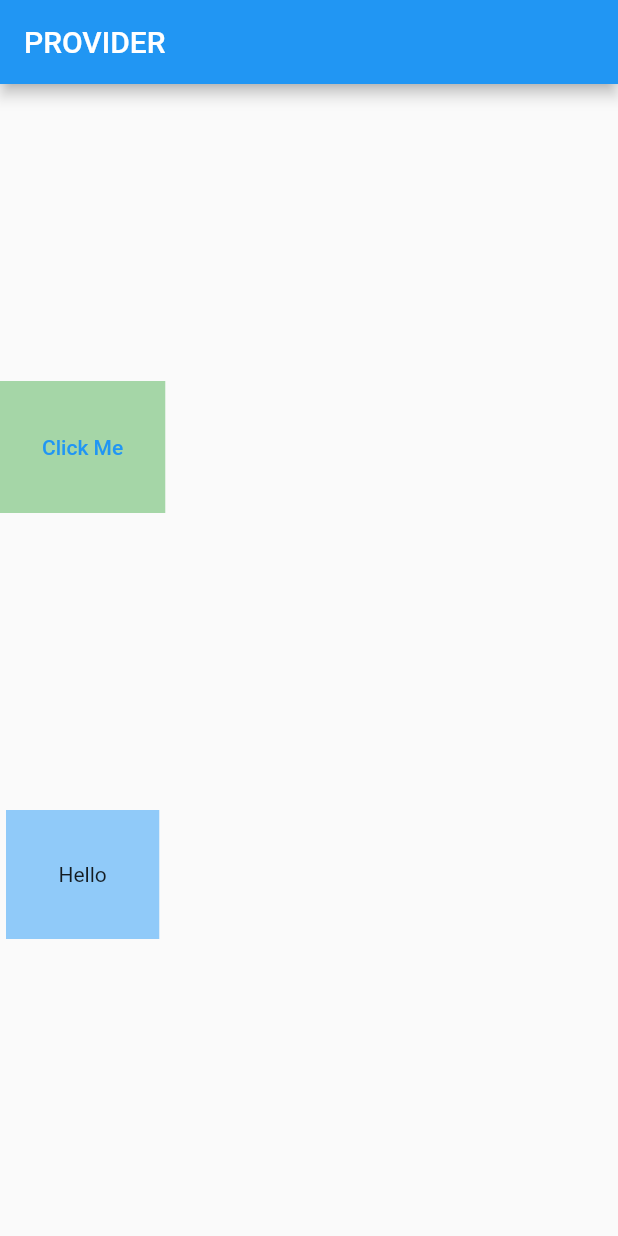
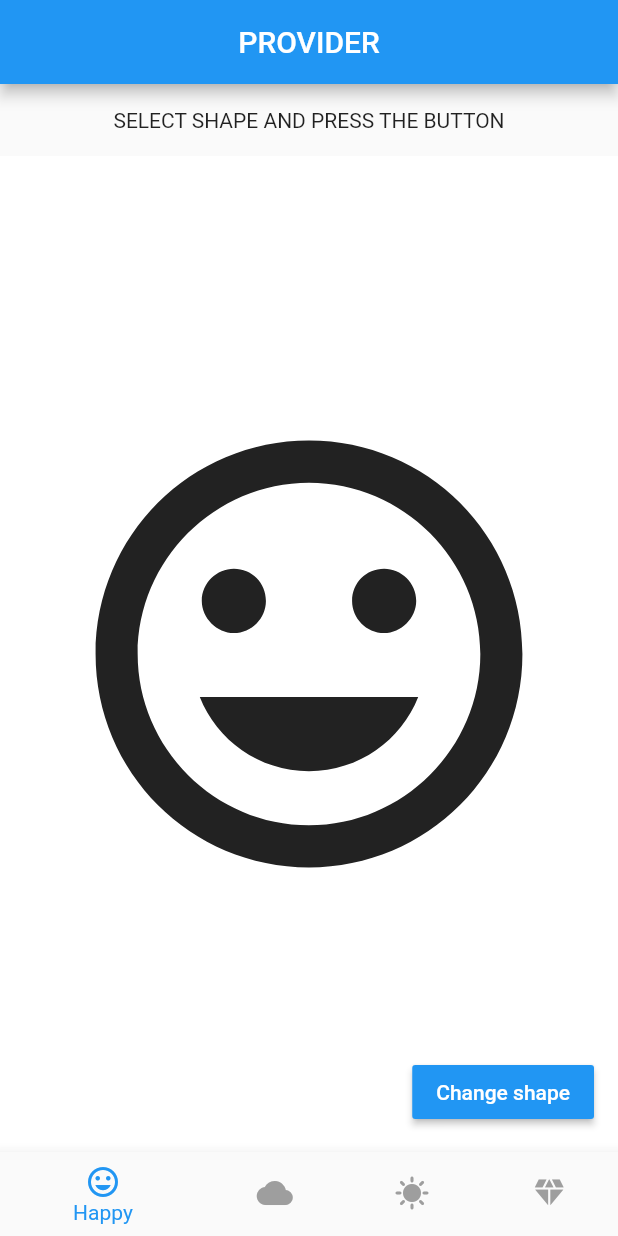
Before and after one commit to soniyanw/training_practice, a Flutter app: the screen it shows after launch, on a phone screen of 412 x 824 dp. Run offline on Flutter 3.47's test engine with Material 2 defaults, Android fonts, the phone set to English and light mode, and no system bars.

Commit message:
Provider Updated

```diff
--- a/lib/main.dart
+++ b/lib/main.dart
@@ -7,55 +7,105 @@ void main() => runApp(MaterialApp(
       home: MyApp(),
     ));
 
-class MyApp extends StatelessWidget {
+class MyApp extends StatefulWidget {
+  @override
+  State<MyApp> createState() => _MyAppState();
+}
+
+class _MyAppState extends State<MyApp> {
+  int _selectedIndex = 0;
+  void _onItemTapped(int index) {
+    setState(() {
+      _selectedIndex = index;
+    });
+  }
+
   @override
   Widget build(BuildContext context) {
     return ChangeNotifierProvider<MyModel>(
       create: (context) => MyModel(),
       child: MaterialApp(
         home: Scaffold(
-          appBar: AppBar(title: Text('PROVIDER')),
+            appBar: AppBar(
+              title: Text('PROVIDER'),
+              centerTitle: true,
+            ),
             body: Column(
-            mainAxisAlignment: MainAxisAlignment.spaceEvenly,
+              mainAxisAlignment: MainAxisAlignment.spaceAround,
               crossAxisAlignment: CrossAxisAlignment.center,
               children: <Widget>[
-              Container(
-                  padding: const EdgeInsets.all(20),
-                  color: Colors.green[200],
+                Padding(
+                  padding: const EdgeInsets.all(16.0),
+                  child: Container(
+                    child: Text("SELECT SHAPE AND PRESS THE BUTTON"),
+                  ),
+                ),
+                Expanded(
+                  child: Container(
+                    width: double.infinity,
+                    padding: const EdgeInsets.all(35),
+                    color: Colors.white,
                     child: Consumer<MyModel>(
                       builder: (context, myModel, child) {
-                      return TextButton(
-                        child: Text('Click Me'),
-                        onPressed: () {
-                          myModel.doSomething();
-                        },
+                        return FittedBox(
+                          child: myModel.center,
+                          fit: BoxFit.fitWidth,
                         );
                       },
-                  )),
-              Container(
-                padding: const EdgeInsets.all(35),
-                color: Colors.blue[200],
-                child: Consumer<MyModel>(
-                  builder: (context, myModel, child) {
-                    return Text(myModel.someValue);
-                  },
+                    ),
                   ),
                 ),
               ],
             ),
-        ),
+            floatingActionButton:
+                Consumer<MyModel>(builder: (context, myModel, child) {
+              return MaterialButton(
+                  color: Colors.blue,
+                  onPressed: () {
+                    myModel.doSomething(_selectedIndex);
+                  },
+                  child: Text(
+                    "Change shape",
+                    style: TextStyle(color: Colors.white),
+                  ));
+            }),
+            bottomNavigationBar: BottomNavigationBar(
+              items: [
+                BottomNavigationBarItem(icon: Icon(Icons.mood), label: "Happy"),
+                BottomNavigationBarItem(
+                    icon: Icon(Icons.cloud), label: "Cloud"),
+                BottomNavigationBarItem(
+                    icon: Icon(Icons.sunny), label: "Sunny"),
+                BottomNavigationBarItem(
+                    icon: Icon(Icons.diamond), label: "Diamond"),
+              ],
+              currentIndex: _selectedIndex,
+              selectedItemColor: Colors.blue,
+              unselectedItemColor: Colors.grey,
+              onTap: _onItemTapped,
+            )),
       ),
     );
   }
 }
 
 class MyModel with ChangeNotifier {
-  String someValue = 'Hello';
-  void doSomething() {
-    if (someValue == 'Hello')
-      someValue = 'Bye';
-    else
-      someValue = 'Hello';
+  Icon center = Icon(Icons.mood);
+  void doSomething(int index) {
+    switch (index) {
+      case 0:
+        center = Icon(Icons.mood);
+        break;
+      case 1:
+        center = Icon(Icons.cloud);
+        break;
+      case 2:
+        center = Icon(Icons.sunny);
+        break;
+      case 3:
+        center = Icon(Icons.diamond);
+        break;
+    }
     notifyListeners();
   }
 }
```
Lines whose indentation alone changed are shown as unchanged.
